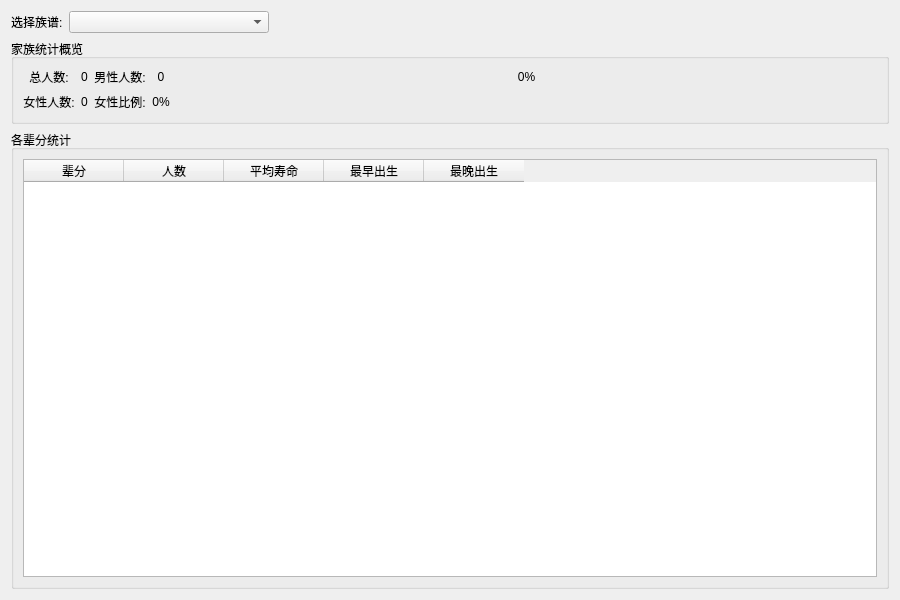
This is Family/ui/dashboard_widget.ui in abstract251/sql as Qt 5 draws it before an edit. The edited form follows.
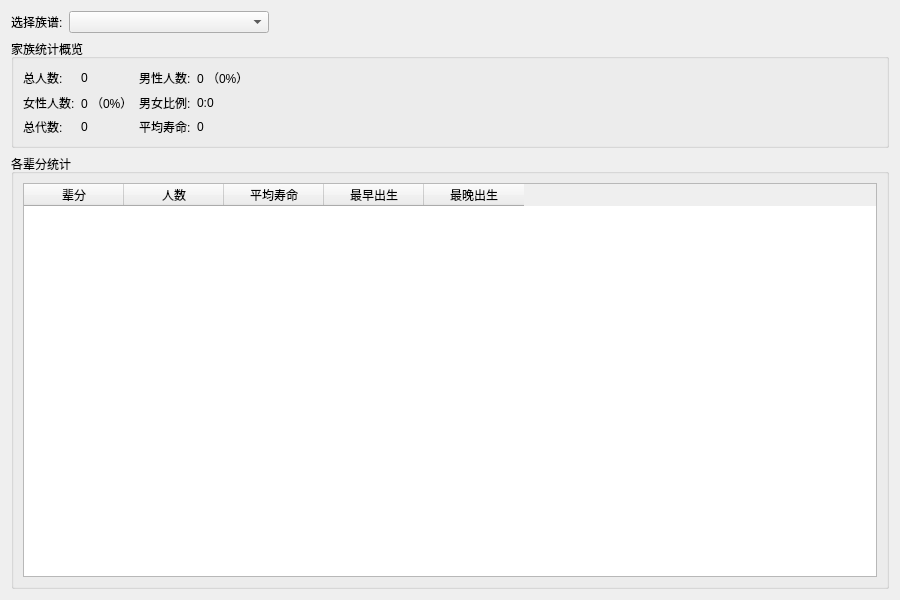
This is the edited form.

What changed in the file:
```diff
--- a/Family/ui/dashboard_widget.ui
+++ b/Family/ui/dashboard_widget.ui
@@ -60,7 +60,7 @@
          <string>总人数:</string>
         </property>
         <property name="alignment">
-         <set>Qt::AlignCenter</set>
+         <set>Qt::AlignLeft|Qt::AlignVCenter</set>
         </property>
        </widget>
       </item>
@@ -70,7 +70,7 @@
          <string>0</string>
         </property>
         <property name="alignment">
-         <set>Qt::AlignCenter</set>
+         <set>Qt::AlignLeft|Qt::AlignVCenter</set>
         </property>
        </widget>
       </item>
@@ -80,72 +80,22 @@
          <string>男性人数:</string>
         </property>
         <property name="alignment">
-         <set>Qt::AlignCenter</set>
+         <set>Qt::AlignLeft|Qt::AlignVCenter</set>
         </property>
        </widget>
       </item>
       <item row="0" column="3">
        <widget class="QLabel" name="maleCountLabel">
         <property name="text">
-         <string>0</string>
+         <string>0 （0%）</string>
         </property>
         <property name="alignment">
-         <set>Qt::AlignCenter</set>
+         <set>Qt::AlignLeft|Qt::AlignVCenter</set>
         </property>
        </widget>
       </item>
       <item row="0" column="4">
-       <widget class="QLabel" name="maleRatioLabel">
-        <property name="text">
-         <string>0%</string>
-        </property>
-        <property name="alignment">
-         <set>Qt::AlignCenter</set>
-        </property>
-       </widget>
-      </item>
-      <item row="1" column="0">
-       <widget class="QLabel" name="label_3">
-        <property name="text">
-         <string>女性人数:</string>
-        </property>
-        <property name="alignment">
-         <set>Qt::AlignCenter</set>
-        </property>
-       </widget>
-      </item>
-      <item row="1" column="1">
-       <widget class="QLabel" name="femaleCountLabel">
-        <property name="text">
-         <string>0</string>
-        </property>
-        <property name="alignment">
-         <set>Qt::AlignCenter</set>
-        </property>
-       </widget>
-      </item>
-      <item row="1" column="2">
-       <widget class="QLabel" name="label_4">
-        <property name="text">
-         <string>女性比例:</string>
-        </property>
-        <property name="alignment">
-         <set>Qt::AlignCenter</set>
-        </property>
-       </widget>
-      </item>
-      <item row="1" column="3">
-       <widget class="QLabel" name="femaleRatioLabel">
-        <property name="text">
-         <string>0%</string>
-        </property>
-        <property name="alignment">
-         <set>Qt::AlignCenter</set>
-        </property>
-       </widget>
-      </item>
-      <item row="1" column="4">
-       <spacer name="horizontalSpacer_2">
+       <spacer name="horizontalSpacer_3">
         <property name="orientation">
          <enum>Qt::Horizontal</enum>
         </property>
@@ -157,6 +107,86 @@
         </property>
        </spacer>
       </item>
+      <item row="1" column="0">
+       <widget class="QLabel" name="label_3">
+        <property name="text">
+         <string>女性人数:</string>
+        </property>
+        <property name="alignment">
+         <set>Qt::AlignLeft|Qt::AlignVCenter</set>
+        </property>
+       </widget>
+      </item>
+      <item row="1" column="1">
+       <widget class="QLabel" name="femaleCountLabel">
+        <property name="text">
+         <string>0 （0%）</string>
+        </property>
+        <property name="alignment">
+         <set>Qt::AlignLeft|Qt::AlignVCenter</set>
+        </property>
+       </widget>
+      </item>
+      <item row="1" column="2">
+       <widget class="QLabel" name="label_4">
+        <property name="text">
+         <string>男女比例:</string>
+        </property>
+        <property name="alignment">
+         <set>Qt::AlignLeft|Qt::AlignVCenter</set>
+        </property>
+       </widget>
+      </item>
+      <item row="1" column="3" colspan="2">
+       <widget class="QLabel" name="genderRatioLabel">
+        <property name="text">
+         <string>0:0</string>
+        </property>
+        <property name="alignment">
+         <set>Qt::AlignLeft|Qt::AlignVCenter</set>
+        </property>
+       </widget>
+      </item>
+      <item row="2" column="0">
+       <widget class="QLabel" name="label_5">
+        <property name="text">
+         <string>总代数:</string>
+        </property>
+        <property name="alignment">
+         <set>Qt::AlignLeft|Qt::AlignVCenter</set>
+        </property>
+       </widget>
+      </item>
+      <item row="2" column="1">
+       <widget class="QLabel" name="totalGenerationsLabel">
+        <property name="text">
+         <string>0</string>
+        </property>
+        <property name="alignment">
+         <set>Qt::AlignLeft|Qt::AlignVCenter</set>
+        </property>
+       </widget>
+      </item>
+      <item row="2" column="2">
+       <widget class="QLabel" name="label_6">
+        <property name="text">
+         <string>平均寿命:</string>
+        </property>
+        <property name="alignment">
+         <set>Qt::AlignLeft|Qt::AlignVCenter</set>
+        </property>
+       </widget>
+      </item>
+      <item row="2" column="3" colspan="2">
+       <widget class="QLabel" name="avgLifespanLabel">
+        <property name="text">
+         <string>0</string>
+        </property>
+        <property name="alignment">
+         <set>Qt::AlignLeft|Qt::AlignVCenter</set>
+        </property>
+       </widget>
+      </item>
      </layout>
     </widget>
    </item>
```
